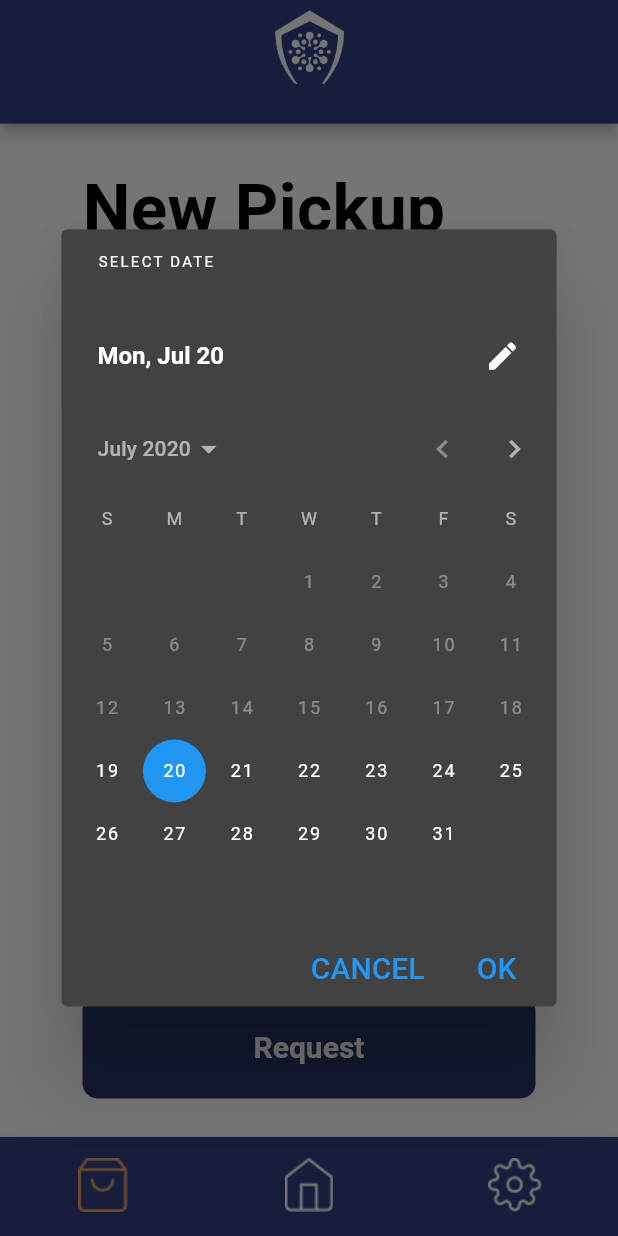
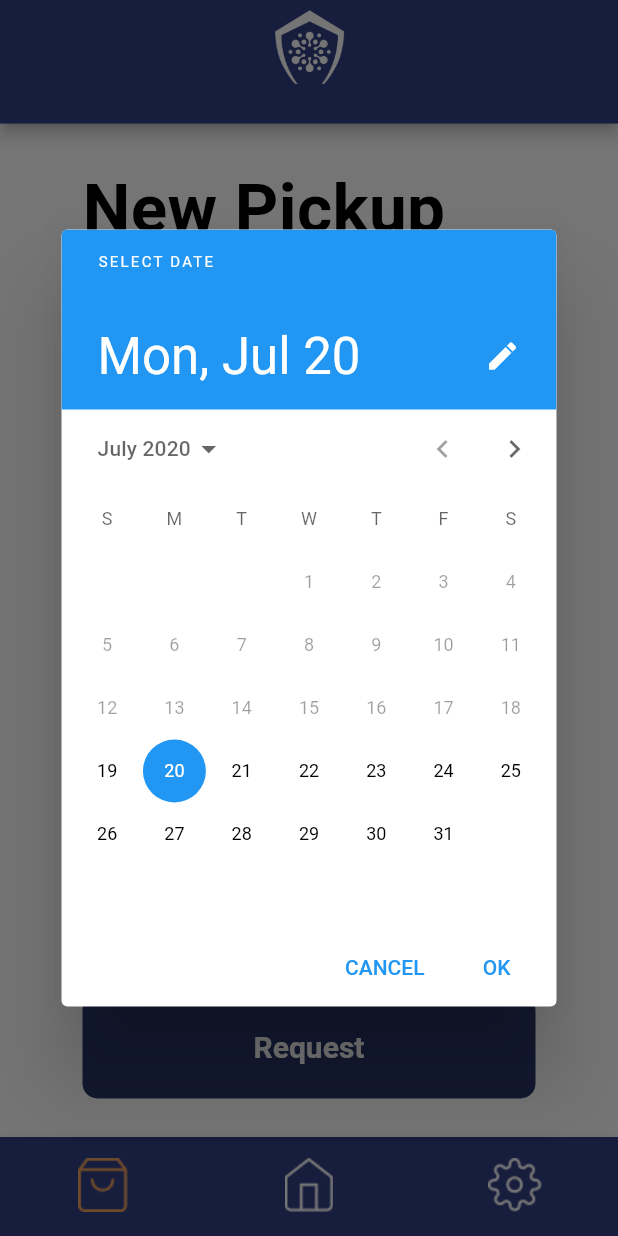
Before and after one commit to C19-BayShield/bayshield, a Flutter app: the MakerScreen screen opened directly, after a tap on "Add Pick Up", after a tap on "Choose", on a phone screen of 412 x 824 dp. Run offline on Flutter 3.47's test engine with Material 2 defaults, Android fonts, the phone set to English and light mode, and no system bars; our stand-ins replace cloud_firestore, firebase_auth, firebase_database, get_it; accounts and stored records are empty.

Commit message:
fix date/time color

```diff
--- a/lib/state_widgets.dart
+++ b/lib/state_widgets.dart
@@ -1035,6 +1035,15 @@
                                 initialDate: DateTime.now(),
                                 firstDate: DateTime.now().subtract(Duration(days: 1)),
                                 lastDate: DateTime(DateTime.now().year + 1),
+                                builder: (BuildContext context, Widget child) {
+                                  return Theme(
+                                    data: ThemeData.light().copyWith(
+                                      primaryColor: Color(0xFF283568),
+                                      accentColor: Color(0xFF283568)
+                                    ),
+                                    child: child,
+                                  );
+                                },
                               ).then((date) {
                                 setState(() {
                                   DateTime unformatted = DateTime.parse(date.toString());
@@ -1064,6 +1073,15 @@
                             showTimePicker(
                               context: context,
                               initialTime: TimeOfDay.now(),
+                              builder: (BuildContext context, Widget child) {
+                                return Theme(
+                                  data: ThemeData.light().copyWith(
+                                      primaryColor: Color(0xFF283568),
+                                      accentColor: Color(0xFF283568)
+                                  ),
+                                  child: child,
+                                );
+                              },
                             ).then((time) {
                               setState(() {
                                 _time = time.format(context).toString();
```
